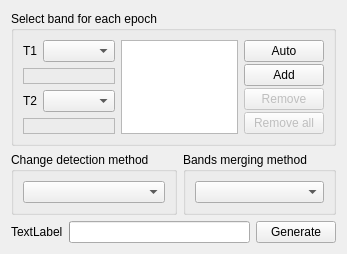
chenguanzhou/CDTStudio, file CDTStudio/Wizards/wizardpagepbcddiff.ui: the form before one commit.
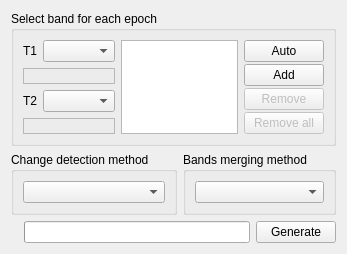
The form after the commit.

Patch:
```diff
--- a/CDTStudio/Wizards/wizardpagepbcddiff.ui
+++ b/CDTStudio/Wizards/wizardpagepbcddiff.ui
@@ -197,7 +197,7 @@
      <item>
       <widget class="QLabel" name="label_3">
        <property name="text">
-        <string>TextLabel</string>
+        <string/>
        </property>
       </widget>
      </item>
```
Left out of the diff: 2 changed lines with no effect on the pictures.
